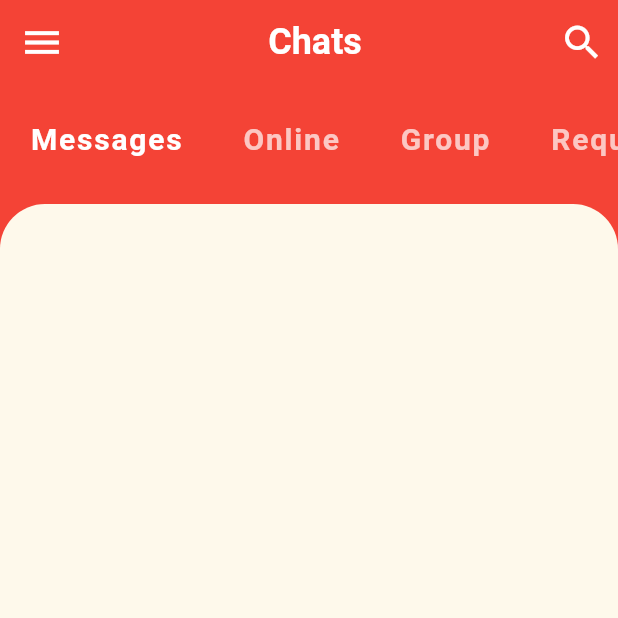
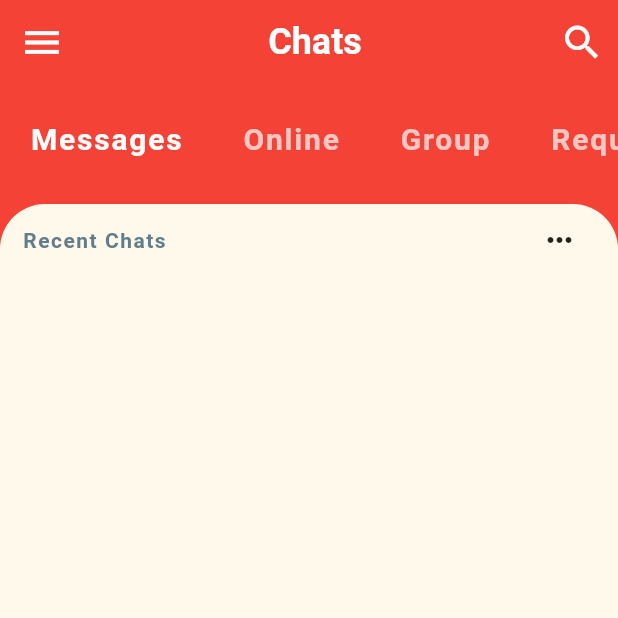
Before and after one commit to smnshuvo/flutter_messaging_app, a Flutter app: the screen it shows after launch, on a phone screen of 412 x 824 dp, the top half of it. Run offline on Flutter 3.47's test engine with Material 2 defaults, Android fonts, the phone set to English and light mode, and no system bars.

Commit message:
Recent chats and info icon added & positioned

```diff
--- a/lib/view/screen_homepage.dart
+++ b/lib/view/screen_homepage.dart
@@ -1,6 +1,7 @@
 import 'package:flutter/cupertino.dart';
 import 'package:flutter/material.dart';
 import 'package:fluttermessagingapp/view/widgets/category_selector.dart';
+import 'package:fluttermessagingapp/view/widgets/recent_chat.dirt.dart';
 class HomeScreen extends StatefulWidget{
   @override
   _HomeScreenState createState() => _HomeScreenState();
@@ -52,6 +53,12 @@ class _HomeScreenState extends State<HomeScreen> {
                   topRight: Radius.circular(30.0),
                 )
               ),
+              /*Icon of people with recent chats*/
+              child: Column(
+                children: <Widget>[
+                  RecentChats(),
+                ],
+              ),
             ),
           )
 
--- /dev/null
+++ b/lib/view/widgets/recent_chat.dirt.dart
@@ -0,0 +1,30 @@
+import 'package:flutter/cupertino.dart';
+import 'package:flutter/material.dart';
+
+class RecentChats extends StatelessWidget {
+  @override
+  Widget build(BuildContext context) {
+    return Column(
+      children: <Widget>[
+        Padding(
+          padding: EdgeInsets.symmetric(horizontal: 15.0),
+          child: Row(
+            mainAxisAlignment: MainAxisAlignment.spaceBetween,
+            children: <Widget>[
+              Text('Recent Chats',
+              style: TextStyle(
+                color: Colors.blueGrey,
+                fontSize: 14.00,
+                fontWeight: FontWeight.bold,
+                letterSpacing: 1.0
+              ),),
+              IconButton(
+                icon: Icon(Icons.more_horiz),
+                onPressed: (){},)
+            ],
+          ),
+        ),
+      ],
+    );
+  }
+}
```
